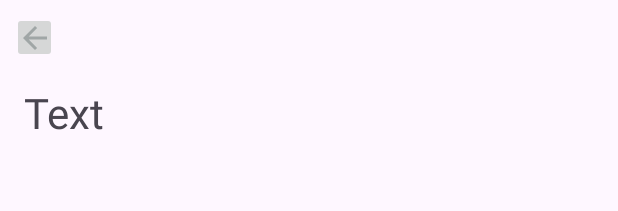
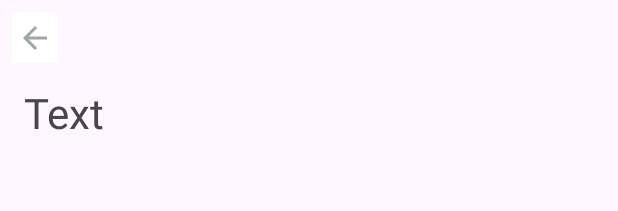
Before and after one commit to Mery-dotcom/HW4.5, an Android app: the layout fragment_message.xml on its own in the app's theme, with its tools: preview values and no code run, on a phone screen of 412 x 824 dp. Shown: the top 211 px of the screen. Run offline under Robolectric (Android 15) with nearby library versions, the phone set to English and light mode, and no system bars.

Commit message:
Add changes in MessageResponse Add new Fragment Add changes in ChatRepos

```diff
--- a/app/src/main/java/com/example/hw45/fragments/MessageFragment.kt
+++ b/app/src/main/java/com/example/hw45/fragments/MessageFragment.kt
@@ -80,13 +80,12 @@ class MessageFragment : Fragment() {
 
     private fun init() {
         binding.recyclerView.adapter = adapter
-        viewModel.getChat(2101)
     }
 
     private fun showUpdateDialog(message: MessageResponse) {
-        val editText = EditText(requireContext()).apply { setText(message.message) }
+        val editText = EditText(requireContext())
         val builder = AlertDialog.Builder(requireContext())
-        editText.setText("Update Message")
+        editText.setText(message.message)
         builder.setView(editText)
         builder.setPositiveButton("Update") { _, _ ->
             val text = editText.text.toString().trim()
--- a/app/src/main/java/com/example/hw45/model/repositories/ChatRepository.kt
+++ b/app/src/main/java/com/example/hw45/model/repositories/ChatRepository.kt
@@ -16,6 +16,7 @@ class ChatRepository @Inject constructor(
             val response = chatService.getChat(chatId)
             Either.Success(response)
         } catch (e: Exception){
+            Log.e("ChatRepository", "Error: ${e.message}", e)
             Either.Error(e)
         }
 
@@ -35,6 +36,7 @@ class ChatRepository @Inject constructor(
             val response = chatService.updateMessage(chatId, messageId, message)
             Either.Success(response)
         } catch (e: Exception) {
+            Log.e("ChatRepository", "Error: ${e.message}", e)
             Either.Error(e)
         }
 
--- a/app/src/main/res/layout/fragment_message.xml
+++ b/app/src/main/res/layout/fragment_message.xml
@@ -19,7 +19,7 @@
             app:layout_constraintStart_toStartOf="parent"
             app:layout_constraintTop_toTopOf="parent"
             android:src="@drawable/back"
-
+            android:background="@color/white"
             android:layout_width="30dp"
             android:layout_height="34dp"/>
 
@@ -35,6 +35,7 @@
     <androidx.recyclerview.widget.RecyclerView
         android:id="@+id/recyclerView"
         tools:listitem="@layout/item_message"
+        app:layoutManager="androidx.recyclerview.widget.LinearLayoutManager"
         app:layout_constraintTop_toBottomOf="@id/user"
         app:layout_constraintBottom_toTopOf="@id/container"
         android:layout_width="match_parent"
@@ -71,6 +72,7 @@
             android:hint="iMessage"
             android:textSize="16sp"
             android:paddingHorizontal="12dp"
+            android:lineSpacingExtra="0dp"
             android:layout_weight="@integer/material_motion_duration_long_1"
             android:layout_width="0dp"
             android:layout_height="wrap_content"/>
--- a/app/src/main/res/layout/item_message.xml
+++ b/app/src/main/res/layout/item_message.xml
@@ -11,6 +11,7 @@
         app:layout_constraintTop_toTopOf="parent"
         android:textSize="28sp"
         tools:text="Text"
+        android:lineSpacingExtra="0dp"
         android:layout_width="match_parent"
         android:layout_height="wrap_content"/>
 
```
